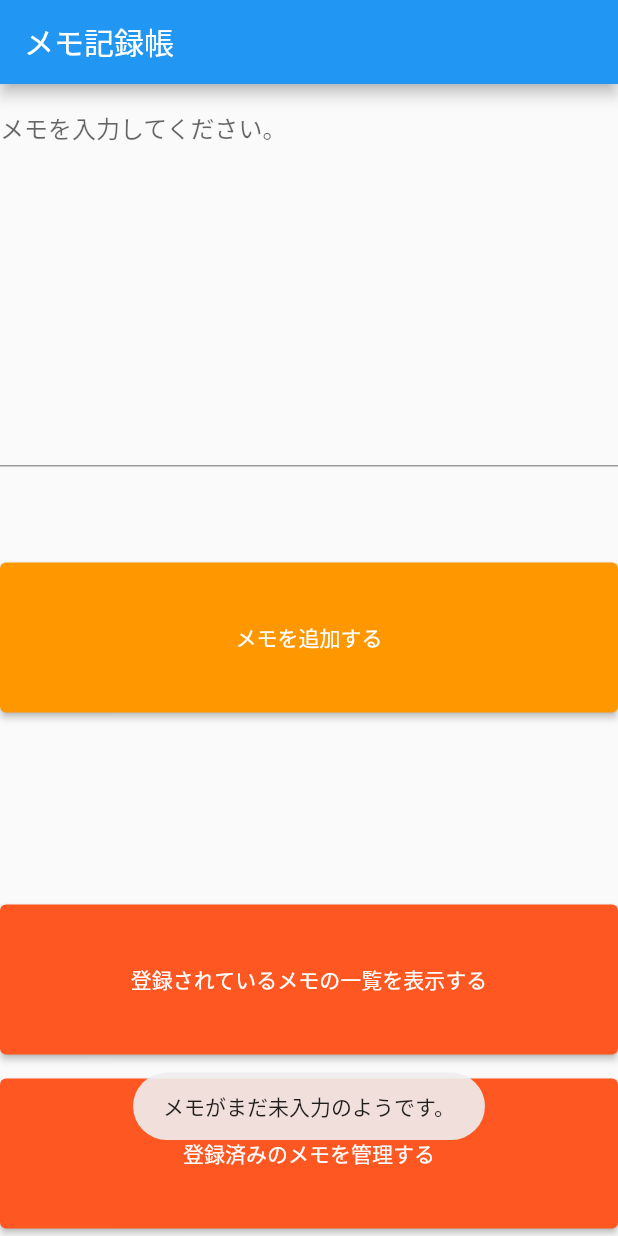
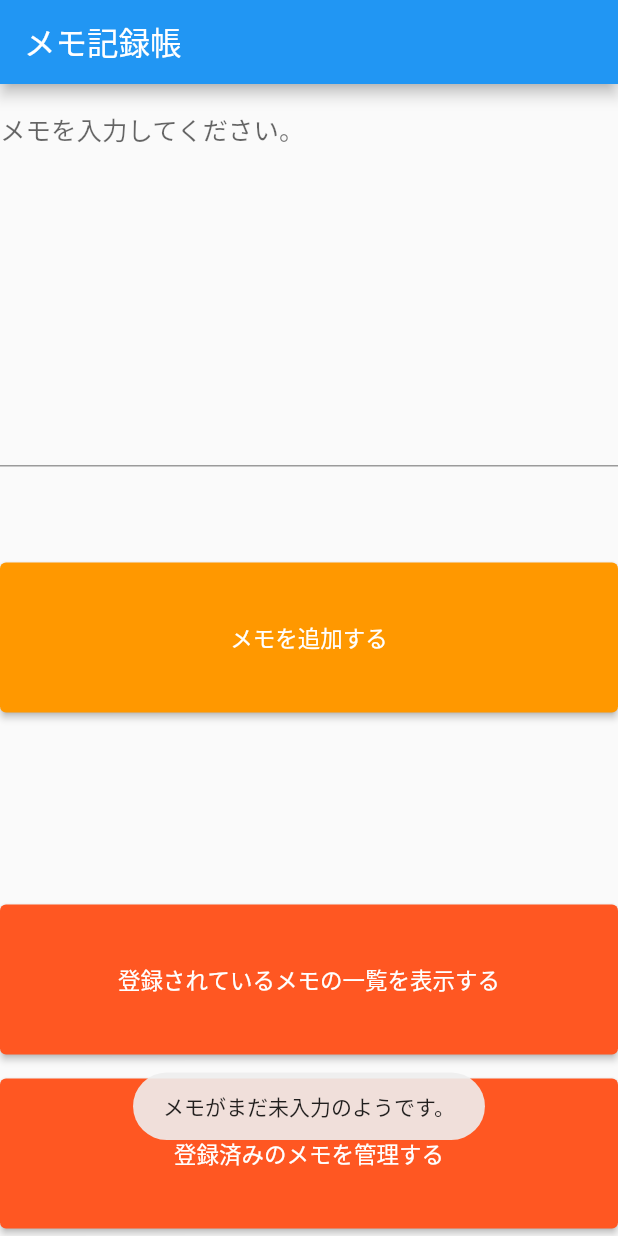
Before and after one commit to h0tcatSub/MemoApplication, a Flutter app: the screen it shows after launch, after a tap on "メモを追加する", on a phone screen of 412 x 824 dp. Run offline on Flutter 3.47's test engine with Material 2 defaults, Android fonts, the phone set to English and light mode, and no system bars; our stand-ins replace fluttertoast, google_fonts, sqflite, sqflite_common_ffi; accounts and stored records are empty.

Commit message:
リファクタリング

```diff
--- a/lib/main.dart
+++ b/lib/main.dart
@@ -1,4 +1,5 @@
 import 'package:flutter/material.dart';
+import 'package:flutter_localizations/flutter_localizations.dart';
 import 'package:fluttertoast/fluttertoast.dart';
 import 'package:google_fonts/google_fonts.dart';
 import 'package:memo_application/EditMemoListForm.dart';
@@ -10,13 +11,42 @@ import 'ShowMemoListForm.dart';
 
 void main() async {
   runApp(MaterialApp(
-
+    //ロケールの設定をする
+    localizationsDelegates: const [
+      GlobalMaterialLocalizations.delegate,
+      GlobalWidgetsLocalizations.delegate,
+      GlobalCupertinoLocalizations.delegate,
+    ],
+    supportedLocales: const[
+      Locale("ja", "JP"),
+    ],
     routes: <String, WidgetBuilder>{
       "/": (_) => AddMemoApplication(),
       "/ShowMemo": (_) => const ShowMemoListForm(),
       "/ManagementMemo": (_) => const EditMemoListForm(),
     },
   ));
+}
+
+class MainMenu extends StatefulWidget {
+  const MainMenu({Key? key, required this.title}) : super(key: key);
+
+  final String title;
+  static late MemoManager memoDataManager;
+
+  @override
+  State<MainMenu> createState() => _MainMenu();
+}
+
+class _MainMenu extends State<MainMenu> {
+  @override
+  Widget build(BuildContext context) {
+    return Scaffold(
+      appBar: AppBar(
+        title: Text(widget.title, style: GoogleFonts.lato()),
+      ),
+    );
+  }
 }
 
 class AddMemoApplication extends StatelessWidget {
@@ -40,7 +70,6 @@ class AddMemoApplication extends StatelessWidget {
     MainMenu.memoDataManager = MemoManager();
     return Scaffold(
       appBar: AppBar(
-
         title: Text('メモ記録帳',style: GoogleFonts.lato()),
       ),
       body: Center(
@@ -93,7 +122,7 @@ class AddMemoApplication extends StatelessWidget {
                     onPressed: () async {
                       await MainMenu.memoDataManager.syncMemo();
                       Navigator.push(context, MaterialPageRoute(
-                          builder: (context) => ShowMemoListForm()
+                          builder: (context) => const ShowMemoListForm()
                       ));
                     },
                   ),
@@ -124,25 +153,3 @@ class AddMemoApplication extends StatelessWidget {
     );
   }
 }
-
-class MainMenu extends StatefulWidget {
-  const MainMenu({Key? key, required this.title}) : super(key: key);
-
-  final String title;
-  static late MemoManager memoDataManager;
-
-  @override
-  State<MainMenu> createState() => _MainMenu();
-}
-
-class _MainMenu extends State<MainMenu> {
-  @override
-  Widget build(BuildContext context) {
-    return Scaffold(
-      appBar: AppBar(
-        title: Text(widget.title, style: GoogleFonts.lato()),
-      ),
-    );
-  }
-
-}
```
